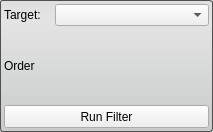
jessdtate/Seg3D, file Interface/ToolInterface/OtsuThresholdFilterInterface.ui: the form before one commit.
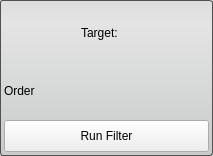
The form after the commit.

Patch:
```diff
--- a/Interface/ToolInterface/OtsuThresholdFilterInterface.ui
+++ b/Interface/ToolInterface/OtsuThresholdFilterInterface.ui
@@ -7,7 +7,7 @@
     <x>0</x>
     <y>0</y>
     <width>213</width>
-    <height>132</height>
+    <height>156</height>
    </rect>
   </property>
   <property name="sizePolicy">
@@ -25,7 +25,7 @@
   <property name="maximumSize">
    <size>
     <width>16777215</width>
-    <height>132</height>
+    <height>16777215</height>
    </size>
   </property>
   <property name="baseSize">
@@ -52,27 +52,29 @@
     <number>4</number>
    </property>
    <item>
-    <layout class="QHBoxLayout" name="activeHLayout" stretch="1,3">
+    <layout class="QHBoxLayout" name="activeHLayout" stretch="1">
      <property name="spacing">
       <number>0</number>
      </property>
      <item>
       <widget class="QLabel" name="activeLabel">
+       <property name="sizePolicy">
+        <sizepolicy hsizetype="Fixed" vsizetype="Preferred">
+         <horstretch>0</horstretch>
+         <verstretch>0</verstretch>
+        </sizepolicy>
+       </property>
+       <property name="minimumSize">
+        <size>
+         <width>50</width>
+         <height>0</height>
+        </size>
+       </property>
        <property name="text">
         <string>Target:</string>
        </property>
       </widget>
      </item>
-     <item>
-      <widget class="QComboBox" name="targetComboBox">
-       <property name="sizeAdjustPolicy">
-        <enum>QComboBox::AdjustToMinimumContentsLength</enum>
-       </property>
-       <property name="minimumContentsLength">
-        <number>12</number>
-       </property>
-      </widget>
-     </item>
     </layout>
    </item>
    <item>
@@ -103,6 +105,27 @@
     <layout class="QHBoxLayout" name="orderHLayout_bottom"/>
    </item>
    <item>
+    <widget class="QWidget" name="widget" native="true">
+     <property name="minimumSize">
+      <size>
+       <width>0</width>
+       <height>32</height>
+      </size>
+     </property>
+     <property name="maximumSize">
+      <size>
+       <width>16777215</width>
+       <height>32</height>
+      </size>
+     </property>
+     <layout class="QHBoxLayout" name="horizontalLayout">
+      <property name="spacing">
+       <number>0</number>
+      </property>
+      <property name="margin">
+       <number>0</number>
+      </property>
+      <item>
     <widget class="QPushButton" name="runButton">
      <property name="sizePolicy">
       <sizepolicy hsizetype="Expanding" vsizetype="Fixed">
@@ -113,13 +136,13 @@
      <property name="minimumSize">
       <size>
        <width>115</width>
-       <height>23</height>
+          <height>32</height>
       </size>
      </property>
      <property name="maximumSize">
       <size>
        <width>16777215</width>
-       <height>23</height>
+          <height>32</height>
       </size>
      </property>
      <property name="layoutDirection">
@@ -128,6 +151,9 @@
      <property name="text">
       <string>Run Filter</string>
      </property>
+       </widget>
+      </item>
+     </layout>
     </widget>
    </item>
   </layout>
```
Lines whose indentation alone changed are shown as unchanged.
